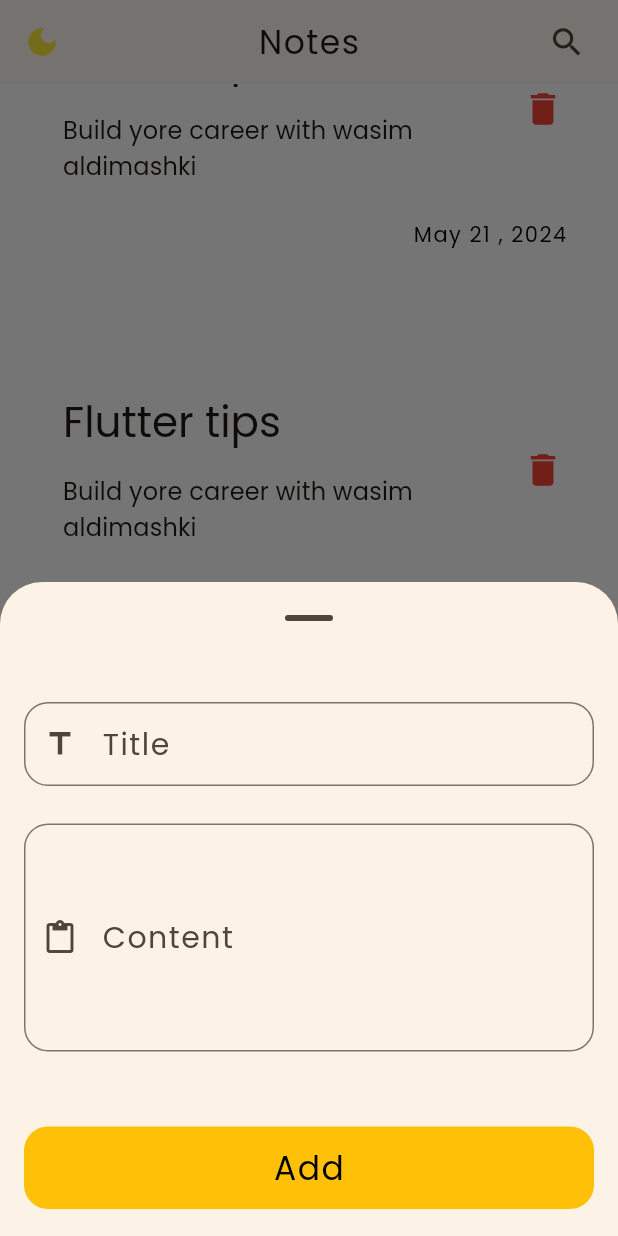
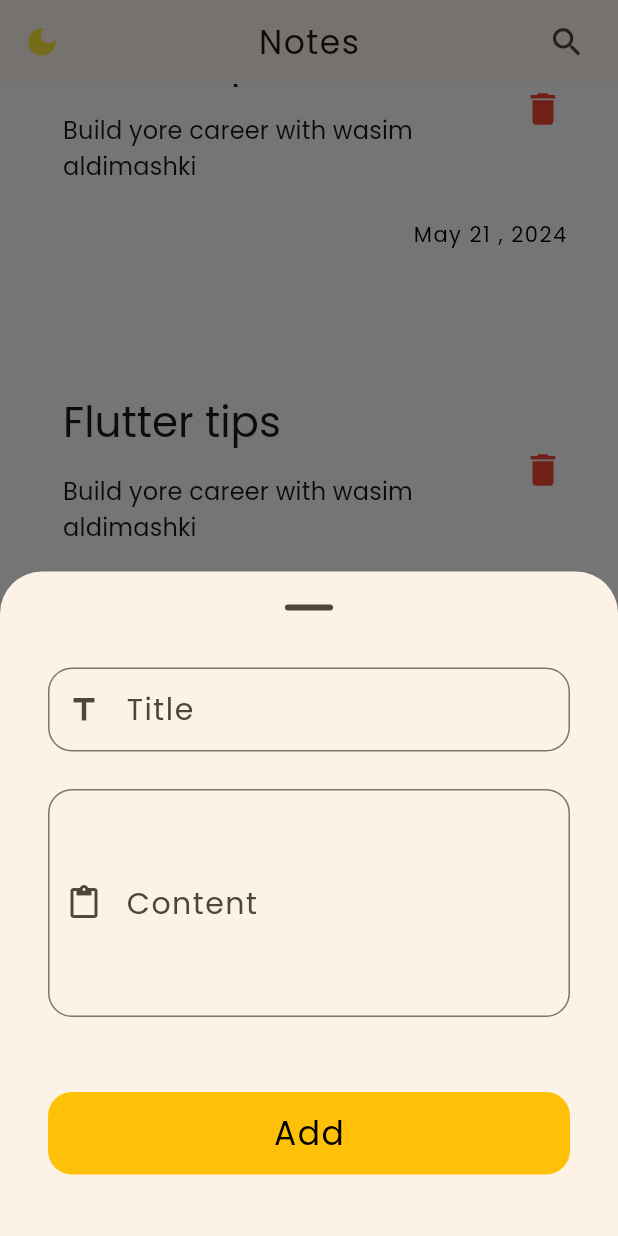
Before and after one commit to wasimaldimashki/notes_app, a Flutter app: the screen it shows after launch, scrolled down 576 dp, after a tap on the "add" icon, on a phone screen of 412 x 824 dp. Run offline on Flutter 3.47's test engine with Material 3 defaults, Android fonts, the phone set to English and light mode, and no system bars; our stand-ins replace bloc, flutter_bloc, hive, hive_flutter; accounts and stored records are empty.

Commit message:
fix show kye board and fix code

```diff
--- a/lib/views/home.dart
+++ b/lib/views/home.dart
@@ -21,15 +21,16 @@ class HomePage extends StatelessWidget {
             showDragHandle: true,
             enableDrag: true,
             builder: (context) {
-              return DraggableScrollableSheet(
-                expand: false,
-                builder: (context, controller) {
-                  return SingleChildScrollView(
-                    controller: controller,
-                    child: const AddNoteBottomSheet(),
-                  );
-                },
-              );
+              return const AddNoteBottomSheet();
+              // return DraggableScrollableSheet(
+              //   expand: false,
+              //   builder: (context, controller) {
+              //     return SingleChildScrollView(
+              //       controller: controller,
+              //       child: const AddNoteBottomSheet(),
+              //     );
+              //   },
+              // );
             },
           );
         },
--- a/lib/widgets/add_note_bottom_sheet.dart
+++ b/lib/widgets/add_note_bottom_sheet.dart
@@ -58,9 +58,13 @@ class _AddNoteBottomSheetState extends State<AddNoteBottomSheet> {
         builder: (context, state) {
           return AbsorbPointer(
             absorbing: state is AddNoteLoading ? true : false,
-            child: const Padding(
-              padding: EdgeInsets.symmetric(vertical: 16),
-              child: SingleChildScrollView(
+            child: Padding(
+              padding: EdgeInsets.only(
+                left: 16,
+                right: 16,
+                bottom: MediaQuery.of(context).viewInsets.bottom,
+              ),
+              child: const SingleChildScrollView(
                 child: AddNoteForm(),
               ),
             ),
```
